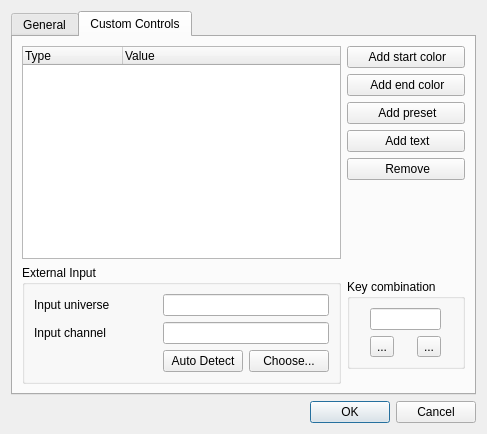
Above: ui/src/virtualconsole/vcmatrixproperties.ui from mcallegari/qlcplus before the change. Below: the same form after it.
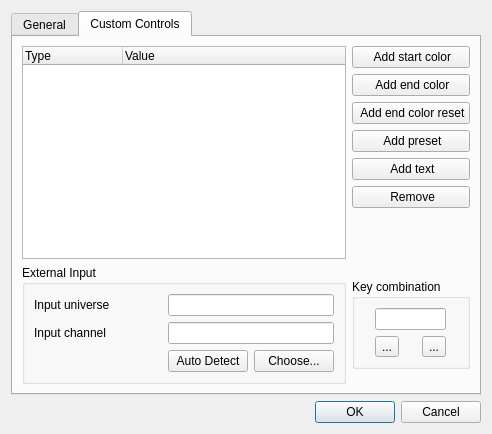
That is the form after the change. The open tabs and pages were chosen to show the change. Icons and pictures are not drawn.

Commit message: Virtual Console/Animation: added end color reset control

```diff
--- a/ui/src/virtualconsole/vcmatrixproperties.ui
+++ b/ui/src/virtualconsole/vcmatrixproperties.ui
@@ -6,7 +6,7 @@
    <rect>
     <x>0</x>
     <y>0</y>
-    <width>487</width>
+    <width>492</width>
     <height>434</height>
    </rect>
   </property>
@@ -221,7 +221,7 @@
       <layout class="QVBoxLayout" name="verticalLayout">
        <item>
         <layout class="QGridLayout" name="gridLayout_5">
-         <item row="4" column="2">
+         <item row="5" column="2">
           <widget class="QPushButton" name="m_removeButton">
            <property name="text">
             <string> Remove</string>
@@ -232,7 +232,7 @@
            </property>
           </widget>
          </item>
-         <item row="2" column="2">
+         <item row="3" column="2">
           <widget class="QPushButton" name="m_addPresetButton">
            <property name="text">
             <string> Add preset</string>
@@ -243,7 +243,7 @@
            </property>
           </widget>
          </item>
-         <item row="0" column="1" rowspan="6">
+         <item row="0" column="1" rowspan="7">
           <widget class="QTreeWidget" name="m_controlsTree">
            <column>
             <property name="text">
@@ -279,7 +279,7 @@
            </property>
           </widget>
          </item>
-         <item row="6" column="2">
+         <item row="7" column="2">
           <widget class="QGroupBox" name="groupBox_2">
            <property name="sizePolicy">
             <sizepolicy hsizetype="Preferred" vsizetype="Fixed">
@@ -353,7 +353,7 @@
            </layout>
           </widget>
          </item>
-         <item row="6" column="1">
+         <item row="7" column="1">
           <widget class="QGroupBox" name="m_externalInputGroup_2">
            <property name="sizePolicy">
             <sizepolicy hsizetype="Preferred" vsizetype="Fixed">
@@ -438,7 +438,7 @@
            </layout>
           </widget>
          </item>
-         <item row="3" column="2">
+         <item row="4" column="2">
           <widget class="QPushButton" name="m_addTextButton">
            <property name="text">
             <string> Add text</string>
@@ -449,6 +449,17 @@
            </property>
           </widget>
          </item>
+         <item row="2" column="2">
+          <widget class="QPushButton" name="m_addEndColorResetButton">
+           <property name="text">
+            <string> Add end color reset</string>
+           </property>
+           <property name="icon">
+            <iconset resource="../qlcui.qrc">
+             <normaloff>:/fileclose.png</normaloff>:/fileclose.png</iconset>
+           </property>
+          </widget>
+         </item>
         </layout>
        </item>
       </layout>
```
Left out of the diff: 2 changed lines with no effect on the pictures. The commit also changes 7 other files.
